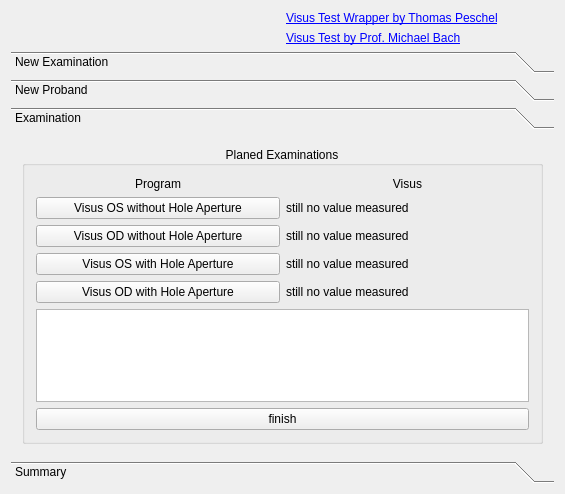
samuelohterion/VisusTestWrapper, file mainwidget.ui: the form before one commit.
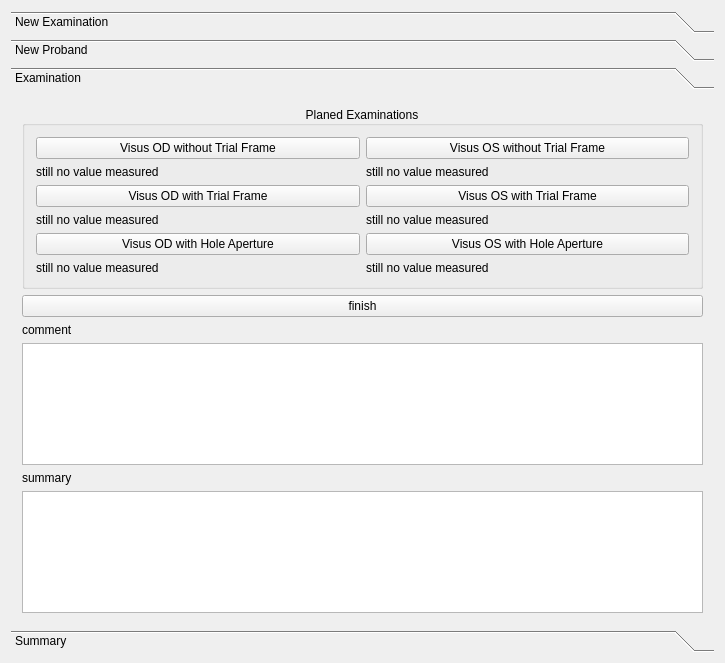
The form after the commit.

Patch:
```diff
--- a/mainwidget.ui
+++ b/mainwidget.ui
@@ -6,15 +6,21 @@
    <rect>
     <x>0</x>
     <y>0</y>
-    <width>565</width>
-    <height>494</height>
+    <width>725</width>
+    <height>663</height>
    </rect>
   </property>
+  <property name="font">
+   <font>
+    <pointsize>9</pointsize>
+    <kerning>true</kerning>
+   </font>
+  </property>
   <property name="windowTitle">
    <string>Visus Test Wrapper</string>
   </property>
   <layout class="QGridLayout" name="gridLayout">
-   <item row="3" column="0" colspan="2">
+   <item row="0" column="0">
     <widget class="QToolBox" name="toolBox">
      <property name="currentIndex">
       <number>2</number>
@@ -183,14 +189,31 @@
        <rect>
         <x>0</x>
         <y>0</y>
-        <width>533</width>
-        <height>316</height>
+        <width>707</width>
+        <height>533</height>
        </rect>
       </property>
       <attribute name="label">
        <string>Examination</string>
       </attribute>
       <layout class="QGridLayout" name="gridLayout_6">
+       <item row="1" column="0">
+        <widget class="QPushButton" name="pushButtonFinishExamination">
+         <property name="text">
+          <string>finish</string>
+         </property>
+        </widget>
+       </item>
+       <item row="5" column="0">
+        <widget class="QPlainTextEdit" name="plainTextEdit"/>
+       </item>
+       <item row="4" column="0">
+        <widget class="QLabel" name="label_3">
+         <property name="text">
+          <string>summary</string>
+         </property>
+        </widget>
+       </item>
        <item row="0" column="0">
         <widget class="QGroupBox" name="groupBoxExamination">
          <property name="title">
@@ -200,86 +223,14 @@
           <set>Qt::AlignCenter</set>
          </property>
          <layout class="QGridLayout" name="gridLayout_7">
-          <item row="2" column="1">
-           <widget class="QLabel" name="labelODWithHoleApertue">
-            <property name="text">
-             <string>still no value measured</string>
-            </property>
-           </widget>
-          </item>
-          <item row="3" column="1">
-           <widget class="QLabel" name="labelOSWithoutHoleApertue">
-            <property name="text">
-             <string>still no value measured</string>
-            </property>
-           </widget>
-          </item>
-          <item row="4" column="0">
-           <widget class="QPushButton" name="pushButtonODWithHoleApertue">
-            <property name="text">
-             <string>Visus OD with Hole Aperture</string>
-            </property>
-           </widget>
-          </item>
-          <item row="2" column="0">
-           <widget class="QPushButton" name="pushButtonODWithoutHoleApertue">
-            <property name="text">
-             <string>Visus OD without Hole Aperture</string>
-            </property>
-           </widget>
-          </item>
-          <item row="1" column="0">
-           <widget class="QPushButton" name="pushButtonOSWithoutHoleApertue">
-            <property name="text">
-             <string>Visus OS without Hole Aperture</string>
-            </property>
-           </widget>
-          </item>
-          <item row="3" column="0">
-           <widget class="QPushButton" name="pushButtonOSWithHoleApertue">
-            <property name="text">
-             <string>Visus OS with Hole Aperture</string>
-            </property>
-           </widget>
-          </item>
           <item row="1" column="1">
-           <widget class="QLabel" name="labelOSWithHoleApertue">
-            <property name="text">
-             <string>still no value measured</string>
-            </property>
-           </widget>
-          </item>
-          <item row="4" column="1">
            <widget class="QLabel" name="labelODWithoutHoleApertue">
             <property name="text">
              <string>still no value measured</string>
             </property>
            </widget>
           </item>
-          <item row="5" column="0" colspan="2">
-           <widget class="QPlainTextEdit" name="plainTextEdit"/>
-          </item>
-          <item row="0" column="1">
-           <widget class="QLabel" name="labelVisus">
-            <property name="text">
-             <string>Visus</string>
-            </property>
-            <property name="alignment">
-             <set>Qt::AlignCenter</set>
-            </property>
-           </widget>
-          </item>
-          <item row="0" column="0">
-           <widget class="QLabel" name="labelProgram">
-            <property name="text">
-             <string>Program</string>
-            </property>
-            <property name="alignment">
-             <set>Qt::AlignCenter</set>
-            </property>
-           </widget>
-          </item>
-          <item row="6" column="0">
+          <item row="12" column="2">
            <spacer name="verticalSpacer_2">
             <property name="orientation">
              <enum>Qt::Vertical</enum>
@@ -292,16 +243,96 @@
             </property>
            </spacer>
           </item>
-          <item row="7" column="0" colspan="2">
-           <widget class="QPushButton" name="pushButtonFinishExamination">
+          <item row="3" column="1">
+           <widget class="QLabel" name="labelODWithHoleApertue">
             <property name="text">
-             <string>finish</string>
+             <string>still no value measured</string>
+            </property>
+           </widget>
+          </item>
+          <item row="6" column="2">
+           <widget class="QLabel" name="label_2">
+            <property name="text">
+             <string>still no value measured</string>
+            </property>
+           </widget>
+          </item>
+          <item row="0" column="1">
+           <widget class="QPushButton" name="pushButtonODWithoutTrialFrame">
+            <property name="text">
+             <string>Visus OD without Trial Frame</string>
+            </property>
+           </widget>
+          </item>
+          <item row="5" column="1">
+           <widget class="QPushButton" name="pushButtonODWithHoleAperture">
+            <property name="text">
+             <string>Visus OD with Hole Aperture</string>
+            </property>
+           </widget>
+          </item>
+          <item row="1" column="2">
+           <widget class="QLabel" name="labelOSWithoutHoleApertue">
+            <property name="text">
+             <string>still no value measured</string>
+            </property>
+           </widget>
+          </item>
+          <item row="3" column="2">
+           <widget class="QLabel" name="labelOSWithHoleApertue">
+            <property name="text">
+             <string>still no value measured</string>
+            </property>
+           </widget>
+          </item>
+          <item row="5" column="2">
+           <widget class="QPushButton" name="pushButtonOSWithHoleAperture">
+            <property name="text">
+             <string>Visus OS with Hole Aperture</string>
+            </property>
+           </widget>
+          </item>
+          <item row="0" column="2">
+           <widget class="QPushButton" name="pushButtonOSWithoutTrialFrame">
+            <property name="text">
+             <string>Visus OS without Trial Frame</string>
+            </property>
+           </widget>
+          </item>
+          <item row="2" column="2">
+           <widget class="QPushButton" name="pushButtonOSWithTrialFrame">
+            <property name="text">
+             <string>Visus OS with Trial Frame</string>
+            </property>
+           </widget>
+          </item>
+          <item row="6" column="1">
+           <widget class="QLabel" name="label">
+            <property name="text">
+             <string>still no value measured</string>
+            </property>
+           </widget>
+          </item>
+          <item row="2" column="1">
+           <widget class="QPushButton" name="pushButtonODWithTrialFrame">
+            <property name="text">
+             <string>Visus OD with Trial Frame</string>
             </property>
            </widget>
           </item>
          </layout>
         </widget>
        </item>
+       <item row="3" column="0">
+        <widget class="QTableView" name="tableView"/>
+       </item>
+       <item row="2" column="0">
+        <widget class="QLabel" name="label_4">
+         <property name="text">
+          <string>comment</string>
+         </property>
+        </widget>
+       </item>
       </layout>
      </widget>
      <widget class="QWidget" name="pageSummaries">
@@ -361,29 +392,6 @@
      </widget>
     </widget>
    </item>
-   <item row="1" column="1">
-    <widget class="QLabel" name="label_2">
-     <property name="text">
-      <string>&lt;html&gt;&lt;head/&gt;&lt;body&gt;&lt;p&gt;&lt;a href=&quot;www.michaelbach.de/misc/fat1/index-de.html&quot;&gt;&lt;span style=&quot; text-decoration: underline; color:#0000ff;&quot;&gt;Visus Test Wrapper by Thomas Peschel&lt;/span&gt;&lt;/a&gt;&lt;/p&gt;&lt;/body&gt;&lt;/html&gt;</string>
-     </property>
-     <property name="textFormat">
-      <enum>Qt::RichText</enum>
-     </property>
-     <property name="openExternalLinks">
-      <bool>true</bool>
-     </property>
-     <property name="textInteractionFlags">
-      <set>Qt::TextBrowserInteraction</set>
-     </property>
-    </widget>
-   </item>
-   <item row="2" column="1">
-    <widget class="QLabel" name="label">
-     <property name="text">
-      <string>&lt;html&gt;&lt;head/&gt;&lt;body&gt;&lt;p&gt;&lt;a href=&quot;www.michaelbach.de/misc/fat1/index-de.html&quot;&gt;&lt;span style=&quot; text-decoration: underline; color:#0000ff;&quot;&gt;Visus Test by Prof. Michael Bach&lt;/span&gt;&lt;/a&gt;&lt;/p&gt;&lt;/body&gt;&lt;/html&gt;</string>
-     </property>
-    </widget>
-   </item>
   </layout>
  </widget>
  <layoutdefault spacing="6" margin="11"/>
```
Left out of the diff: 69 changed lines with no effect on the pictures.
